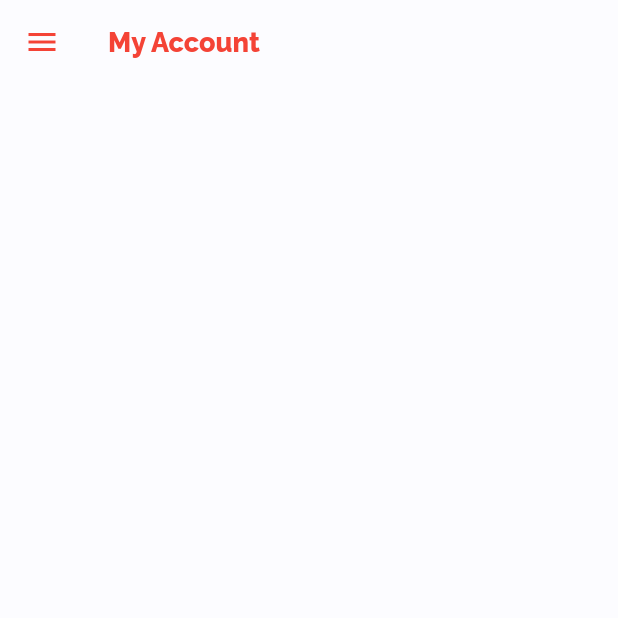
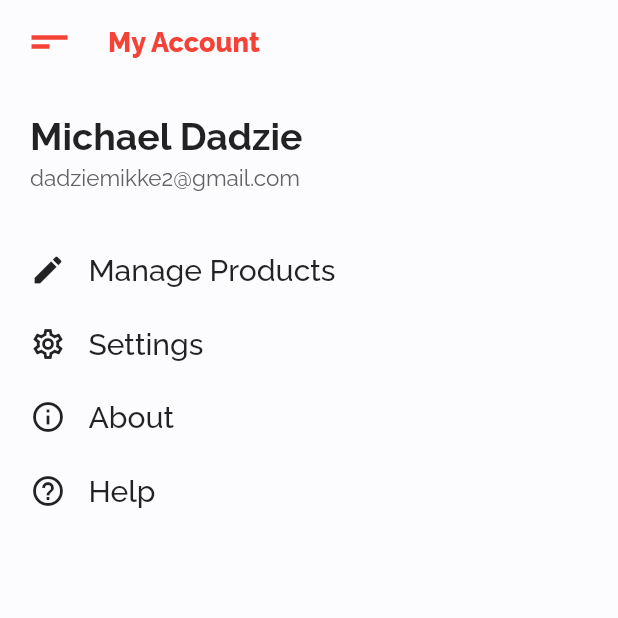
Before and after one commit to michaeldadzie/Commerce, a Flutter app: the AccountScreen screen opened directly, on a phone screen of 412 x 824 dp, the top half of it. Run offline on Flutter 3.47's test engine with Material 2 defaults, Android fonts, the phone set to English and light mode, and no system bars; our stand-ins replace flutter_icons, flutter_screenutil, google_fonts, page_transition, shared_preferences; accounts and stored records are empty.

Commit message:
Changed drawer icon to a custom drawer icon

```diff
--- a/lib/features/account/presentation/pages/account_screen.dart
+++ b/lib/features/account/presentation/pages/account_screen.dart
@@ -1,6 +1,10 @@
+import 'package:flutter/cupertino.dart';
 import 'package:flutter/material.dart';
 import 'package:google_fonts/google_fonts.dart';
 import 'package:shop_app/core/widgets/app_drawer.dart';
+import 'package:shop_app/features/account/presentation/pages/user_products_screen.dart';
+import 'package:shop_app/features/account/presentation/widgets/custom_list_tile.dart';
+import 'package:shop_app/features/account/presentation/widgets/user_product_item.dart';
 
 class AccountScreen extends StatelessWidget {
   @override
@@ -11,9 +15,129 @@ class AccountScreen extends StatelessWidget {
           'My Account',
           style: GoogleFonts.raleway(color: Colors.red),
         ),
+        leading: Padding(
+          padding: const EdgeInsets.only(left: 10),
+          child: IconButton(
+            splashColor: Colors.transparent,
+            highlightColor: Colors.transparent,
+            icon: menuButton,
+            onPressed: () => scaffoldKey.currentState.openDrawer(),
+          ),
+        ),
         iconTheme: IconThemeData(color: Colors.red),
       ),
+      key: scaffoldKey,
       drawer: AppDrawer(),
+      body: SafeArea(
+        child: Padding(
+          padding: EdgeInsets.all(20),
+          child: Column(
+            children: [
+              Row(
+                mainAxisAlignment: MainAxisAlignment.spaceBetween,
+                children: [
+                  Column(
+                    crossAxisAlignment: CrossAxisAlignment.start,
+                    children: [
+                      Text(
+                        'Michael Dadzie',
+                        style: GoogleFonts.raleway(
+                            fontSize: 25, fontWeight: FontWeight.bold),
+                      ),
+                      SizedBox(height: 5),
+                      Text(
+                        'dadziemikke2@gmail.com',
+                        style: GoogleFonts.raleway(
+                          fontSize: 15,
+                          fontWeight: FontWeight.w400,
+                          color: Colors.grey[700],
+                        ),
+                      ),
+                    ],
+                  ),
+                  // Container(
+                  //   decoration: BoxDecoration(
+                  //     borderRadius: BorderRadius.circular(10),
+                  //     image: DecorationImage(
+                  //       image: AssetImage(_userInfoModel.photoUrl),
+                  //       fit: BoxFit.cover,
+                  //     ),
+                  //   ),
+                  //   height: 50,
+                  //   width: 50,
+                  // ),
+                ],
+              ),
+              SizedBox(height: 40),
+              CustomListTile(
+                  tap: () {
+                    Navigator.push(
+                      context,
+                      CupertinoPageRoute(
+                        builder: (context) => UserProductsScreen(),
+                      ),
+                    );
+                  },
+                  name: 'Manage Products',
+                  icon: Icons.edit),
+              SizedBox(height: 25),
+              CustomListTile(
+                tap: () {
+                  // Navigator.push(
+                  //   context,
+                  //   CupertinoPageRoute(
+                  //     builder: (context) => SettingsScreen(),
+                  //   ),
+                  // );
+                },
+                name: 'Settings',
+                icon: Icons.settings_outlined,
+              ),
+              SizedBox(height: 25),
+              CustomListTile(
+                tap: () {
+                  // Navigator.push(
+                  //   context,
+                  //   CupertinoPageRoute(
+                  //     builder: (context) => AboutScreen(),
+                  //   ),
+                  // );
+                },
+                name: 'About',
+                icon: Icons.info_outlined,
+              ),
+              SizedBox(height: 25),
+              CustomListTile(
+                tap: () {
+                  // Navigator.push(
+                  //   context,
+                  //   CupertinoPageRoute(
+                  //     builder: (context) => HelpScreen(),
+                  //   ),
+                  // );
+                },
+                name: 'Help',
+                icon: Icons.help_outline,
+              ),
+            ],
+          ),
+        ),
+      ),
     );
   }
 }
+
+var scaffoldKey = GlobalKey<ScaffoldState>();
+Widget get menuButton {
+  return Container(
+    child: Column(
+      mainAxisAlignment: MainAxisAlignment.center,
+      crossAxisAlignment: CrossAxisAlignment.start,
+      children: <Widget>[
+        Container(height: 3, width: 24, color: Colors.red),
+        SizedBox(height: 3),
+        Container(height: 3, width: 12, color: Colors.red),
+      ],
+    ),
+  );
+}
```
